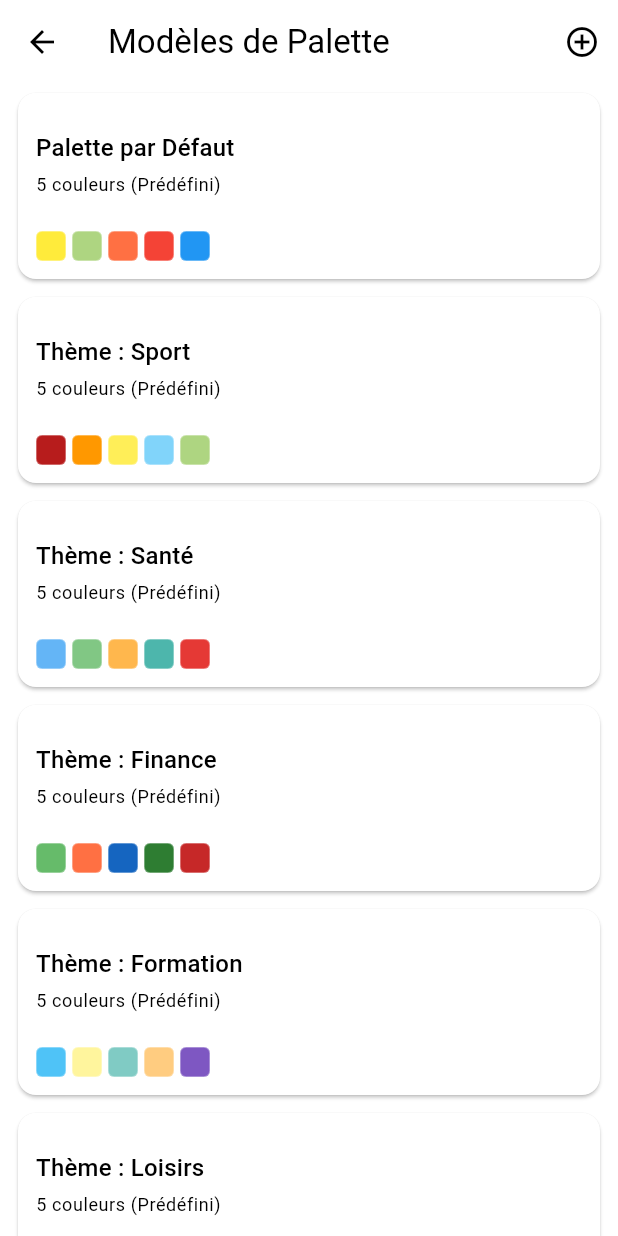
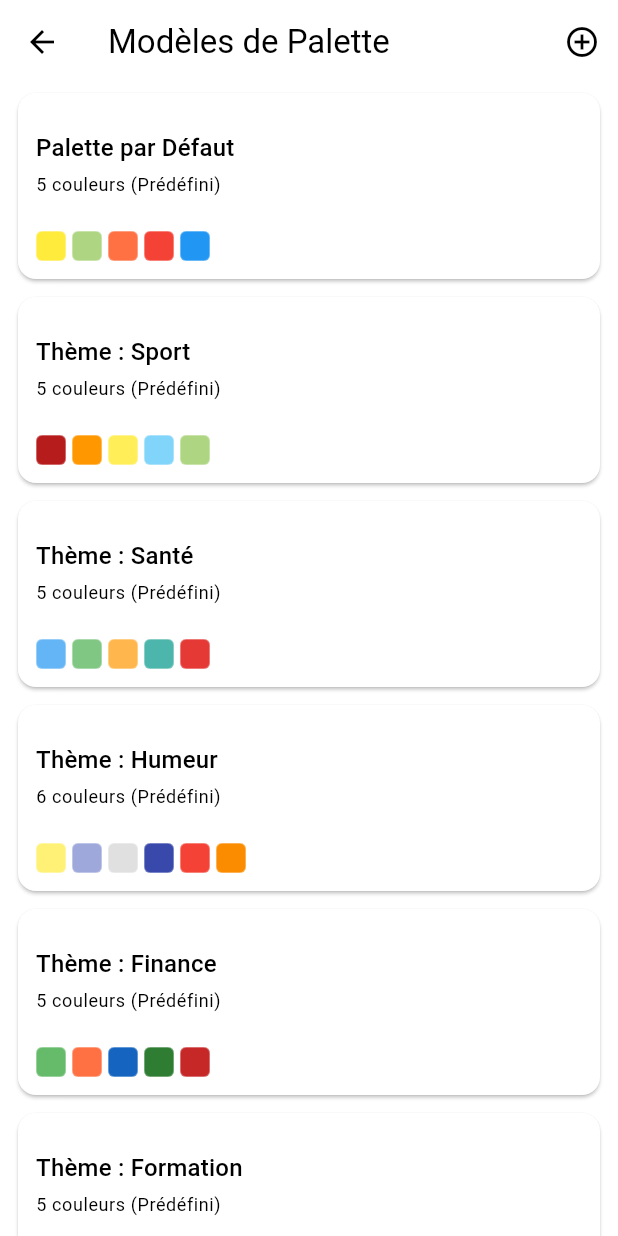
Before and after one commit to Stanworld80/Colors_Notes, a Flutter app: the PaletteModelManagementPage screen opened directly, on a phone screen of 412 x 824 dp. Run offline on Flutter 3.47's test engine with Material 3 defaults, Android fonts, the phone set to English and light mode, and no system bars; our stand-ins replace cloud_firestore, firebase_analytics, firebase_auth, firebase_core, flutter_colorpicker, flutter_svg and 4 more; missing offline and left inert: flutter_cookie_consent; accounts and stored records are empty; generated files the repository leaves out were written again.

Commit message:
feat: Add "Mood" predefined palette theme
This commit introduces a new predefined palette theme focused on tracking moods and emotional states.

The "Thème : Humeur" (Theme: Mood) palette includes the following color entries:
- Joyeux (Happy): #FFF176 (Sunny Yellow)
- Calme (Calm): #9FA8DA (Lavender Blue)
- Neutre (Neutral): #E0E0E0 (Light Gray)
- Triste (Sad): #3949AB (Dark Blue)
- Colère (Anger): #F44336 (Bright Red)
- Stressé (Stressed): #FB8C00 (Dark Orange)

This addition expands the available predefined templates for users.

```diff
--- a/lib/core/predefined_templates.dart
+++ b/lib/core/predefined_templates.dart
@@ -64,7 +64,21 @@ List<PaletteModel> predefinedPalettes = [
     ],
   ),
 
-
+  // Mood Theme Palette
+  // A palette for tracking different moods and emotional states.
+  PaletteModel(
+    id: 'humeur_palette_theme',
+    name: 'Thème : Humeur', // UI Text in French: "Theme: Mood"
+    isPredefined: true,
+    colors: [
+      ColorData(paletteElementId: _generateColorId(), title: 'Joyeux', hexCode: '#FFF176'), // Jaune Soleil (Sunny Yellow) - UI Text in French: "Happy"
+      ColorData(paletteElementId: _generateColorId(), title: 'Calme', hexCode: '#9FA8DA'), // Bleu Lavande (Lavender Blue) - UI Text in French: "Calm"
+      ColorData(paletteElementId: _generateColorId(), title: 'Neutre', hexCode: '#E0E0E0'), // Gris Clair (Light Gray) - UI Text in French: "Neutral"
+      ColorData(paletteElementId: _generateColorId(), title: 'Triste', hexCode: '#3949AB'), // Bleu Foncé (Dark Blue) - UI Text in French: "Sad"
+      ColorData(paletteElementId: _generateColorId(), title: 'Colère', hexCode: '#F44336'), // Rouge Vif (Bright Red) - UI Text in French: "Anger"
+      ColorData(paletteElementId: _generateColorId(), title: 'Stressé', hexCode: '#FB8C00'), // Orange Foncé (Dark Orange) - UI Text in French: "Stressed"
+    ],
+  ),
 
   // Finance Theme Palette
   // A palette for financial tracking, such as income and expenses.
```
